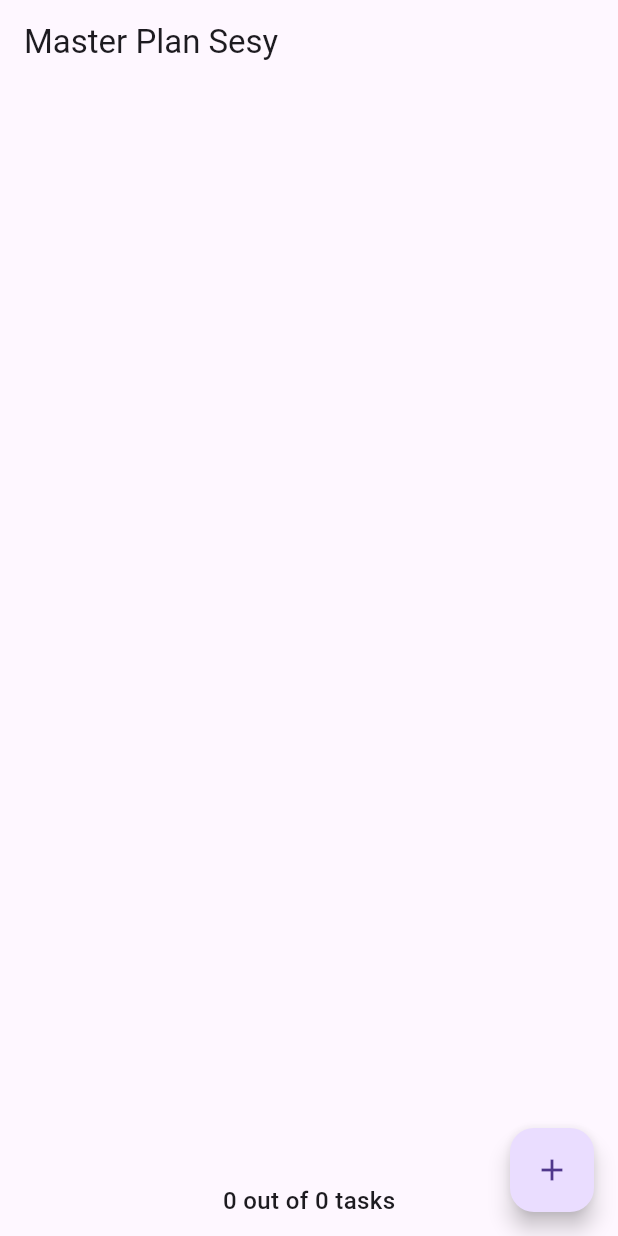
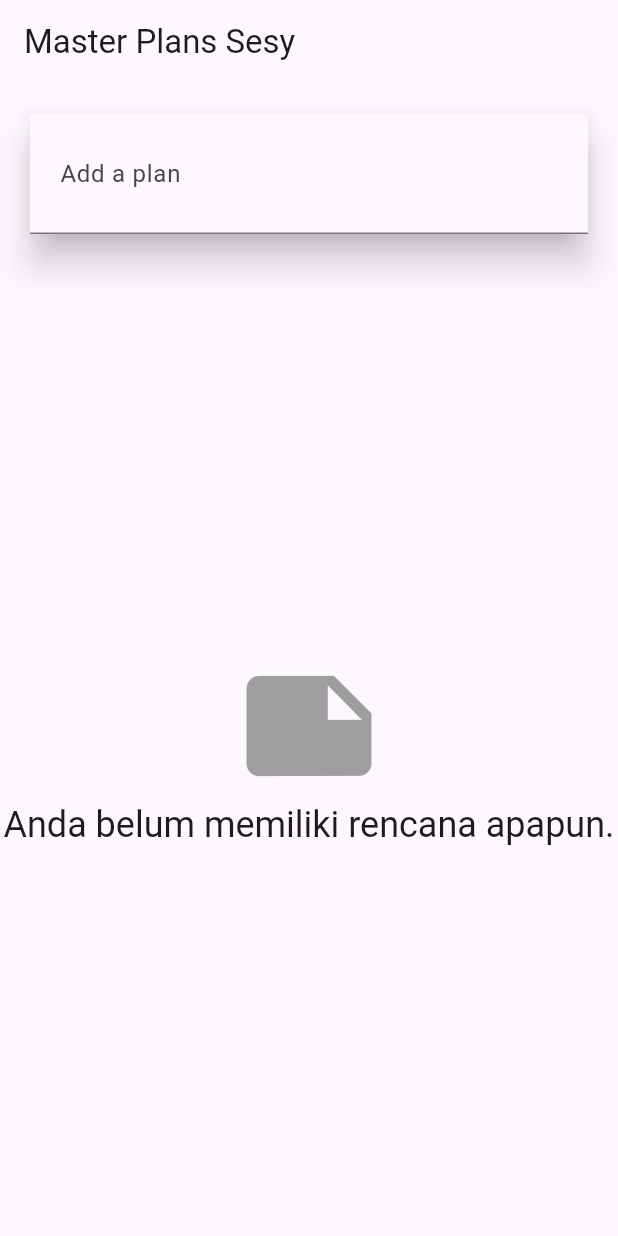
Before and after one commit to linarahmatin/2341720029-Mobile-SEM5, a Flutter app: the screen it shows after launch, on a phone screen of 412 x 824 dp. Run offline on Flutter 3.47's test engine with Material 3 defaults, Android fonts, the phone set to English and light mode, and no system bars; our stand-ins replace auto_size_text, camera, go_router.

Commit message:
praktikum 3

```diff
--- a/Pertemuan 10/master_plan/lib/main.dart
+++ b/Pertemuan 10/master_plan/lib/main.dart
@@ -1,5 +1,6 @@
 import 'package:flutter/material.dart';
 import './views/plan_screen.dart';
+import './views/plan_creator_screen.dart';
 import './provider/plan_provider.dart';
 import './models/data_layer.dart';
 
@@ -10,11 +11,14 @@
 
   @override
   Widget build(BuildContext context) {
-    return MaterialApp(
-      theme: ThemeData(primarySwatch: Colors.purple),
-      home: PlanProvider(
-        notifier: ValueNotifier<Plan>(const Plan()),
-        child: const PlanScreen(),
+    return PlanProvider(
+      notifier: ValueNotifier<List<Plan>>(const []),
+      child: MaterialApp(
+        title: 'State management app',
+        theme: ThemeData(
+          primarySwatch: Colors.blue,
+        ),
+        home: const PlanCreatorScreen(),
       ),
     );
   }
--- a/Pertemuan 10/master_plan/lib/provider/plan_provider.dart
+++ b/Pertemuan 10/master_plan/lib/provider/plan_provider.dart
@@ -1,13 +1,16 @@
 import 'package:flutter/material.dart';
 import '../models/data_layer.dart';
 
-class PlanProvider extends InheritedNotifier<ValueNotifier<Plan>> {
-  const PlanProvider({super.key, required Widget child, required
-   ValueNotifier<Plan> notifier})
-  : super(child: child, notifier: notifier);
+class PlanProvider extends InheritedNotifier<ValueNotifier<List<Plan>>> {
+  const PlanProvider({
+    super.key,
+    required Widget child,
+    required ValueNotifier<List<Plan>> notifier,
+  }) : super(child: child, notifier: notifier);
 
-  static ValueNotifier<Plan> of(BuildContext context) {
-   return context.
-    dependOnInheritedWidgetOfExactType<PlanProvider>()!.notifier!;
+  static ValueNotifier<List<Plan>> of(BuildContext context) {
+    return context
+        .dependOnInheritedWidgetOfExactType<PlanProvider>()!
+        .notifier!;
   }
 }
--- /dev/null
+++ b/Pertemuan 10/master_plan/lib/views/plan_creator_screen.dart
@@ -0,0 +1,103 @@
+import 'package:flutter/material.dart';
+import '../models/data_layer.dart';
+import '../provider/plan_provider.dart';
+import './plan_screen.dart';
+
+class PlanCreatorScreen extends StatefulWidget {
+  const PlanCreatorScreen({super.key});
+
+  @override
+  State<PlanCreatorScreen> createState() => _PlanCreatorScreenState();
+}
+
+class _PlanCreatorScreenState extends State<PlanCreatorScreen> {
+  final textController = TextEditingController();
+
+  @override
+  Widget build(BuildContext context) {
+    return Scaffold(
+
+      appBar: AppBar(title: const Text('Master Plans Sesy')),
+      body: Column(
+        children: [
+          _buildListCreator(),
+          Expanded(child: _buildMasterPlans()),
+        ],
+      ),
+    );
+  }
+
+  Widget _buildListCreator() {
+    return Padding(
+      padding: const EdgeInsets.all(20.0),
+      child: Material(
+        color: Theme.of(context).cardColor,
+        elevation: 10,
+        child: TextField(
+          controller: textController,
+          decoration: const InputDecoration(
+            labelText: 'Add a plan',
+            contentPadding: EdgeInsets.all(20),
+          ),
+          onEditingComplete: addPlan,
+        ),
+      ),
+    );
+  }
+
+  void addPlan() {
+    final text = textController.text;
+    if (text.isEmpty) {
+      return;
+    }
+    final plan = Plan(name: text, tasks: []);
+    ValueNotifier<List<Plan>> planNotifier = PlanProvider.of(context);
+    planNotifier.value = List<Plan>.from(planNotifier.value)..add(plan);
+    textController.clear();
+    FocusScope.of(context).requestFocus(FocusNode());
+    setState(() {});
+  }
+
+  // Widget untuk menampilkan daftar plan
+  Widget _buildMasterPlans() {
+    ValueNotifier<List<Plan>> planNotifier = PlanProvider.of(context);
+    List<Plan> plans = planNotifier.value;
+
+    if (plans.isEmpty) {
+      return Column(
+        mainAxisAlignment: MainAxisAlignment.center,
+        children: <Widget>[
+          const Icon(Icons.note, size: 100, color: Colors.grey),
+          Text(
+            'Anda belum memiliki rencana apapun.',
+            style: Theme.of(context).textTheme.headlineSmall,
+          ),
+        ],
+      );
+    }
+
+    return ListView.builder(
+      itemCount: plans.length,
+      itemBuilder: (context, index) {
+        final plan = plans[index];
+        return ListTile(
+          title: Text(plan.name),
+          subtitle: Text(plan.completenessMessage),
+          onTap: () {
+            Navigator.of(context).push(
+              MaterialPageRoute(
+                builder: (_) => PlanScreen(plan: plan),
+              ),
+            );
+          },
+        );
+      },
+    );
+  }
+
+  @override
+  void dispose() {
+    textController.dispose();
+    super.dispose();
+  }
+}
--- a/Pertemuan 10/master_plan/lib/views/plan_screen.dart
+++ b/Pertemuan 10/master_plan/lib/views/plan_screen.dart
@@ -3,7 +3,8 @@
 import '../provider/plan_provider.dart';
 
 class PlanScreen extends StatefulWidget {
-  const PlanScreen({super.key});
+  final Plan plan;
+  const PlanScreen({super.key, required this.plan});
 
   @override
   State createState() => _PlanScreenState();
@@ -11,6 +12,9 @@
 
 class _PlanScreenState extends State<PlanScreen> {
   late ScrollController scrollController;
+
+
+  Plan get plan => widget.plan;
 
   @override
   void initState() {
@@ -23,19 +27,25 @@
 
   @override
   Widget build(BuildContext context) {
+
+    ValueNotifier<List<Plan>> plansNotifier = PlanProvider.of(context);
+
     return Scaffold(
-      appBar: AppBar(title: const Text('Master Plan Sesy')),
-      body: ValueListenableBuilder<Plan>(
-        valueListenable: PlanProvider.of(context),
-        builder: (context, plan, child) {
+      appBar: AppBar(title: Text(plan.name)),
+      body: ValueListenableBuilder<List<Plan>>(
+        valueListenable: plansNotifier,
+        builder: (context, plans, child) {
+
+          Plan currentPlan = plans.firstWhere((p) => p.name == plan.name);
+
           return Column(
             children: [
-              Expanded(child: _buildList(plan)),
+              Expanded(child: _buildList(currentPlan)),
               SafeArea(
                 child: Padding(
                   padding: const EdgeInsets.all(12.0),
                   child: Text(
-                    plan.completenessMessage,
+                    currentPlan.completenessMessage,
                     style: const TextStyle(
                       fontSize: 16,
                       fontWeight: FontWeight.w500,
@@ -52,15 +62,25 @@
   }
 
   Widget _buildAddTaskButton(BuildContext context) {
-    ValueNotifier<Plan> planNotifier = PlanProvider.of(context);
+    ValueNotifier<List<Plan>> planNotifier = PlanProvider.of(context);
+
     return FloatingActionButton(
       child: const Icon(Icons.add),
       onPressed: () {
-        Plan currentPlan = planNotifier.value;
-        planNotifier.value = Plan(
+        Plan currentPlan = plan;
+        int planIndex =
+            planNotifier.value.indexWhere((p) => p.name == currentPlan.name);
+
+        List<Task> updatedTasks = List<Task>.from(currentPlan.tasks)
+          ..add(const Task());
+
+        planNotifier.value = List<Plan>.from(planNotifier.value)
+          ..[planIndex] = Plan(
             name: currentPlan.name,
-          tasks: List<Task>.from(currentPlan.tasks)..add(const Task()),
+            tasks: updatedTasks,
           );
+
+        widget.plan.tasks.add(const Task());
       },
     );
   }
@@ -75,14 +95,18 @@
   }
 
   Widget _buildTaskTile(Task task, int index, BuildContext context) {
-    ValueNotifier<Plan> planNotifier = PlanProvider.of(context);
+    ValueNotifier<List<Plan>> planNotifier = PlanProvider.of(context);
 
     return ListTile(
       leading: Checkbox(
         value: task.complete,
         onChanged: (selected) {
-          Plan currentPlan = planNotifier.value;
-          planNotifier.value = Plan(
+          Plan currentPlan = plan;
+          int planIndex =
+              planNotifier.value.indexWhere((p) => p.name == currentPlan.name);
+
+          planNotifier.value = List<Plan>.from(planNotifier.value)
+            ..[planIndex] = Plan(
               name: currentPlan.name,
               tasks: List<Task>.from(currentPlan.tasks)
                 ..[index] = Task(
@@ -95,8 +119,12 @@
       title: TextFormField(
         initialValue: task.description,
         onChanged: (text) {
-          Plan currentPlan = planNotifier.value;
-          planNotifier.value = Plan(
+          Plan currentPlan = plan;
+          int planIndex =
+              planNotifier.value.indexWhere((p) => p.name == currentPlan.name);
+
+          planNotifier.value = List<Plan>.from(planNotifier.value)
+            ..[planIndex] = Plan(
               name: currentPlan.name,
               tasks: List<Task>.from(currentPlan.tasks)
                 ..[index] = Task(
```
Lines whose indentation alone changed are shown as unchanged.
